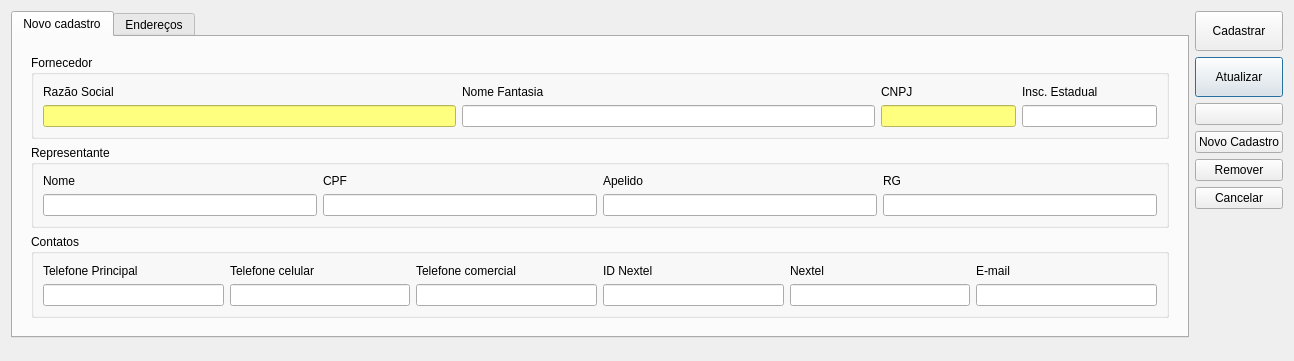
Qt form ui/cadastrofornecedor.ui (lellisls/ERP-STACCATO) before a commit.
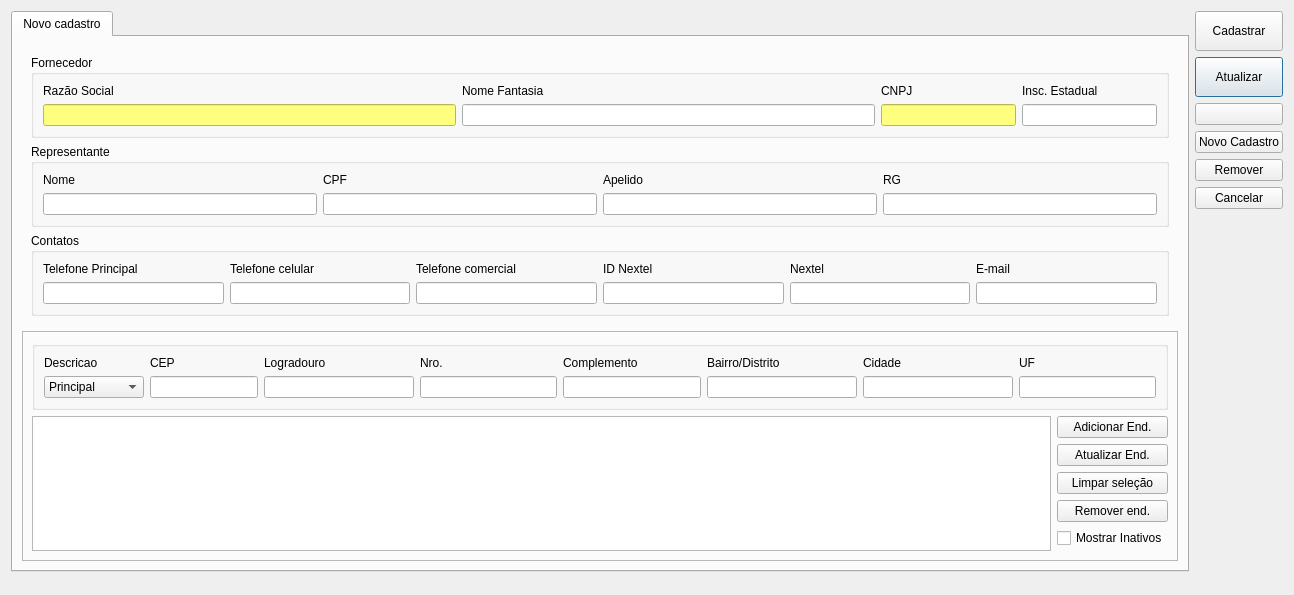
The same form after that commit. Icons and pictures are not drawn. Custom widgets are drawn as their Qt base class.

Commit message: Colocado endereço do CadastroFornecedor na primeira aba

The edit to the form file:
```diff
--- a/ui/cadastrofornecedor.ui
+++ b/ui/cadastrofornecedor.ui
@@ -10,7 +10,7 @@
     <x>0</x>
     <y>0</y>
     <width>1294</width>
-    <height>341</height>
+    <height>595</height>
    </rect>
   </property>
   <property name="windowTitle">
@@ -107,8 +107,8 @@
       <layout class="QGridLayout" name="gridLayout_6">
        <item row="1" column="0">
         <widget class="QFrame" name="frameCadastro">
-         <layout class="QGridLayout" name="gridLayout_15">
-          <item row="1" column="0" colspan="4">
+         <layout class="QGridLayout" name="gridLayout_7">
+          <item row="0" column="0">
            <layout class="QGridLayout" name="gridLayout_5">
             <item row="1" column="0" colspan="2">
              <widget class="QGroupBox" name="groupBoxDadosPessoais">
@@ -436,14 +436,7 @@
          </layout>
         </widget>
        </item>
-      </layout>
-     </widget>
-     <widget class="QWidget" name="tab_2">
-      <attribute name="title">
-       <string>Endereços</string>
-      </attribute>
-      <layout class="QGridLayout" name="gridLayout_23">
-       <item row="0" column="0">
+       <item row="2" column="0">
         <widget class="QFrame" name="frameEndereco">
          <property name="frameShape">
           <enum>QFrame::StyledPanel</enum>
```
